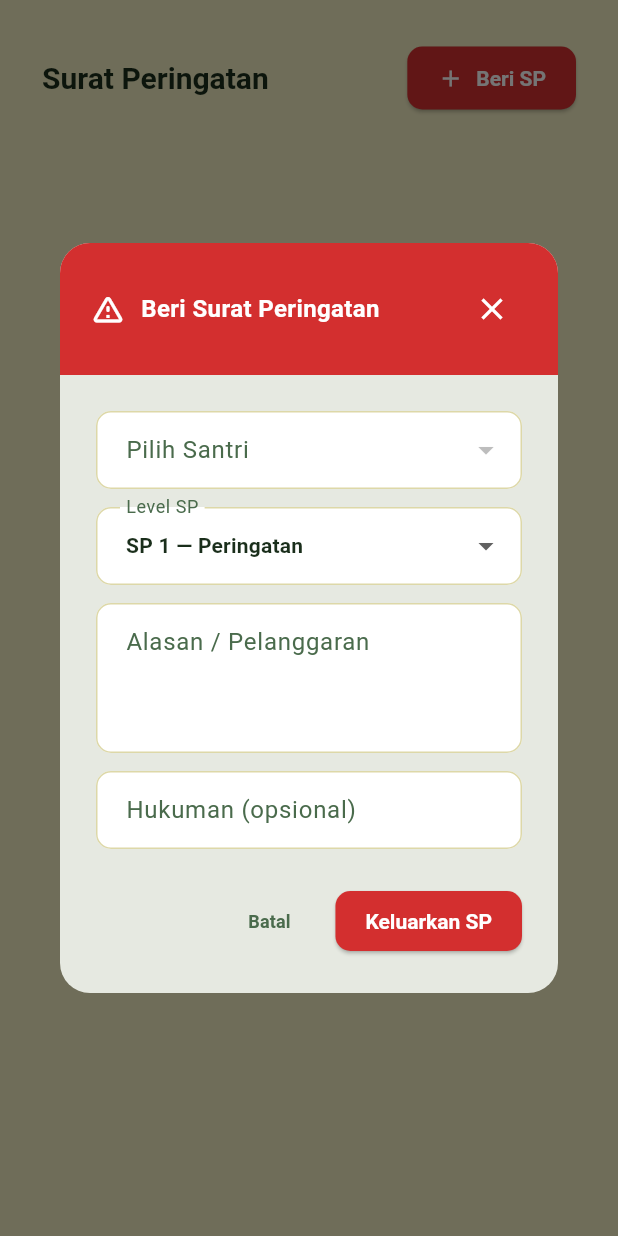
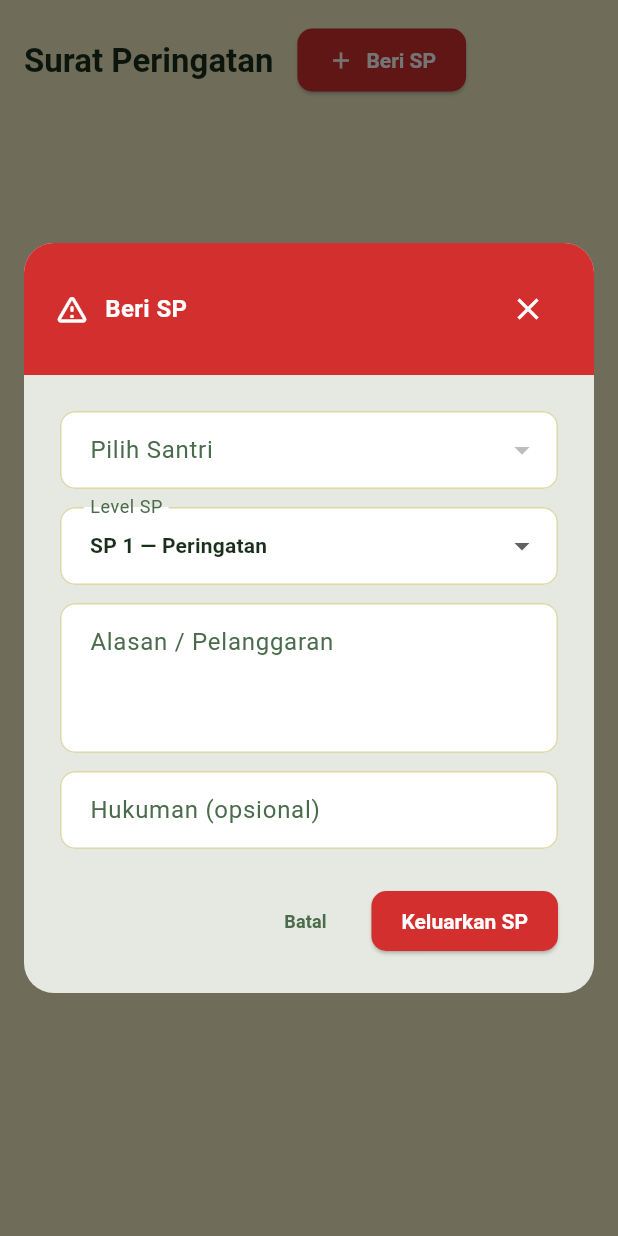
Before and after one commit to bizhab/pk-by2, a Flutter app: the SPPage screen opened directly with empty values, after a tap on "Beri SP", on a phone screen of 412 x 824 dp. Run offline on Flutter 3.47's test engine with Material 3 defaults, Android fonts, the phone set to English and light mode, and no system bars; our stand-ins replace flutter_dotenv, google_fonts, supabase_flutter; accounts and stored records are empty; Roboto replaces fonts that are missing (Plus Jakarta Sans).

Commit message:
responsif pembina

```diff
--- a/lib/features/pembina/pages/monitoring_sp_page.dart
+++ b/lib/features/pembina/pages/monitoring_sp_page.dart
@@ -55,15 +55,24 @@ class _MonitoringPageState extends State<MonitoringPage> {
 
   @override
   Widget build(BuildContext context) {
+    final isMobile = MediaQuery.of(context).size.width < 600;
+
     return Scaffold(
       backgroundColor: AppColors.background,
       body: Padding(
-        padding: const EdgeInsets.all(28),
+        padding: EdgeInsets.all(isMobile ? 16 : 28),
         child: Column(crossAxisAlignment: CrossAxisAlignment.start, children: [
-          Row(mainAxisAlignment: MainAxisAlignment.spaceBetween, children: [
+          // RESPONSIVE HEADER
+          Wrap(
+            alignment: WrapAlignment.spaceBetween,
+            crossAxisAlignment: WrapCrossAlignment.center,
+            spacing: 16, runSpacing: 12,
+            children: [
               Column(crossAxisAlignment: CrossAxisAlignment.start, children: [
                 Text('Monitoring Real-time',
-                  style: Theme.of(context).textTheme.headlineMedium),
+                    style: Theme.of(context).textTheme.headlineMedium?.copyWith(
+                      fontSize: isMobile ? 22 : 26
+                    )),
                 const Text('Pantau kehadiran sholat santri binaan Anda.',
                     style: TextStyle(color: AppColors.textLight, fontSize: 13)),
               ]),
@@ -72,7 +81,8 @@ class _MonitoringPageState extends State<MonitoringPage> {
                 style: ElevatedButton.styleFrom(backgroundColor: const Color(0xFF8A5E2E)),
                 icon: const Icon(Icons.refresh_rounded, size: 16),
                 label: const Text('Refresh')),
-          ]),
+            ]
+          ),
           const SizedBox(height: 16),
           // Legenda
           Wrap(spacing: 16, children: const [
@@ -188,19 +198,29 @@ class _SPPageState extends State<SPPage> {
 
   @override
   Widget build(BuildContext context) {
+    final isMobile = MediaQuery.of(context).size.width < 600;
+
     return Scaffold(
       backgroundColor: AppColors.background,
       body: Padding(
-        padding: const EdgeInsets.all(28),
+        padding: EdgeInsets.all(isMobile ? 16 : 28),
         child: Column(crossAxisAlignment: CrossAxisAlignment.start, children: [
-          Row(mainAxisAlignment: MainAxisAlignment.spaceBetween, children: [
-            Text('Surat Peringatan', style: Theme.of(context).textTheme.headlineMedium),
+          // RESPONSIVE HEADER
+          Wrap(
+            alignment: WrapAlignment.spaceBetween,
+            crossAxisAlignment: WrapCrossAlignment.center,
+            spacing: 16, runSpacing: 12,
+            children: [
+              Text('Surat Peringatan', style: Theme.of(context).textTheme.headlineMedium?.copyWith(
+                fontSize: isMobile ? 22 : 26
+              )),
               ElevatedButton.icon(
                 onPressed: () => _showForm(context),
                 style: ElevatedButton.styleFrom(backgroundColor: AppColors.error),
                 icon: const Icon(Icons.add, size: 18),
                 label: const Text('Beri SP')),
-          ]),
+            ]
+          ),
           const SizedBox(height: 20),
           Expanded(child: _loading
             ? const Center(child: CircularProgressIndicator(color: AppColors.primary))
@@ -293,7 +313,11 @@ class _SPFormDialogState extends State<_SPFormDialog> {
   Widget build(BuildContext context) {
     return Dialog(
       shape: RoundedRectangleBorder(borderRadius: BorderRadius.circular(20)),
-      child: SizedBox(width: 440, child: Column(mainAxisSize: MainAxisSize.min, children: [
+      insetPadding: const EdgeInsets.all(16),
+      child: ConstrainedBox(
+        constraints: const BoxConstraints(maxWidth: 440),
+        child: SingleChildScrollView(
+          child: Column(mainAxisSize: MainAxisSize.min, children: [
             Container(
               padding: const EdgeInsets.all(20),
               decoration: const BoxDecoration(
@@ -302,7 +326,7 @@ class _SPFormDialogState extends State<_SPFormDialog> {
               child: Row(children: [
                 const Icon(Icons.warning_amber_rounded, color: Colors.white),
                 const SizedBox(width: 10),
-            const Text('Beri Surat Peringatan', style: TextStyle(
+                const Text('Beri SP', style: TextStyle(
                   color: Colors.white, fontWeight: FontWeight.w700, fontSize: 16)),
                 const Spacer(),
                 IconButton(onPressed: () => Navigator.pop(context),
@@ -315,11 +339,12 @@ class _SPFormDialogState extends State<_SPFormDialog> {
                 DropdownButtonFormField<String>(
                   initialValue: _santriId,
                   decoration: const InputDecoration(labelText: 'Pilih Santri'),
+                  isExpanded: true,
                   items: widget.santriList.map((ks) {
                     final s = ks['santri'] as Map? ?? {};
                     final p = s['profile'] as Map? ?? {};
                     return DropdownMenuItem(
-                  value: s['id']?.toString(), child: Text(p['nama_lengkap'] ?? '-'));
+                      value: s['id']?.toString(), child: Text(p['nama_lengkap'] ?? '-', maxLines: 1, overflow: TextOverflow.ellipsis));
                   }).toList(),
                   validator: (v) => v == null ? 'Pilih santri' : null,
                   onChanged: (v) => setState(() => _santriId = v),
@@ -360,7 +385,9 @@ class _SPFormDialogState extends State<_SPFormDialog> {
                       : const Text('Keluarkan SP')),
               ]),
             ),
-      ])),
+          ]),
+        ),
+      ),
     );
   }
 
--- a/lib/features/pembina/widgets/pembina_sidebar.dart
+++ b/lib/features/pembina/widgets/pembina_sidebar.dart
@@ -25,8 +25,11 @@ class PembinaSidebar extends StatelessWidget {
 
   @override
   Widget build(BuildContext context) {
+    // Sidebar menyesuaikan saat masuk Drawer (Mobile) vs di Row (Desktop)
+    final isMobile = MediaQuery.of(context).size.width < 800;
+
     return Container(
-      width: 210,
+      width: isMobile ? double.infinity : 220, // RESPONSIVE WIDTH
       color: _color,
       child: SafeArea(child: Column(children: [
         _buildHeader(),
```
Also changed, not shown: lib/features/pembina/pages/absensi_ibadah_page.dart (+30 -13 lines), lib/features/pembina/pages/pembina_dashboard_page.dart (+51 -22 lines), lib/features/pembina/pages/pembina_home_page.dart (+54 -23 lines). Lines whose indentation alone changed are shown as unchanged.
